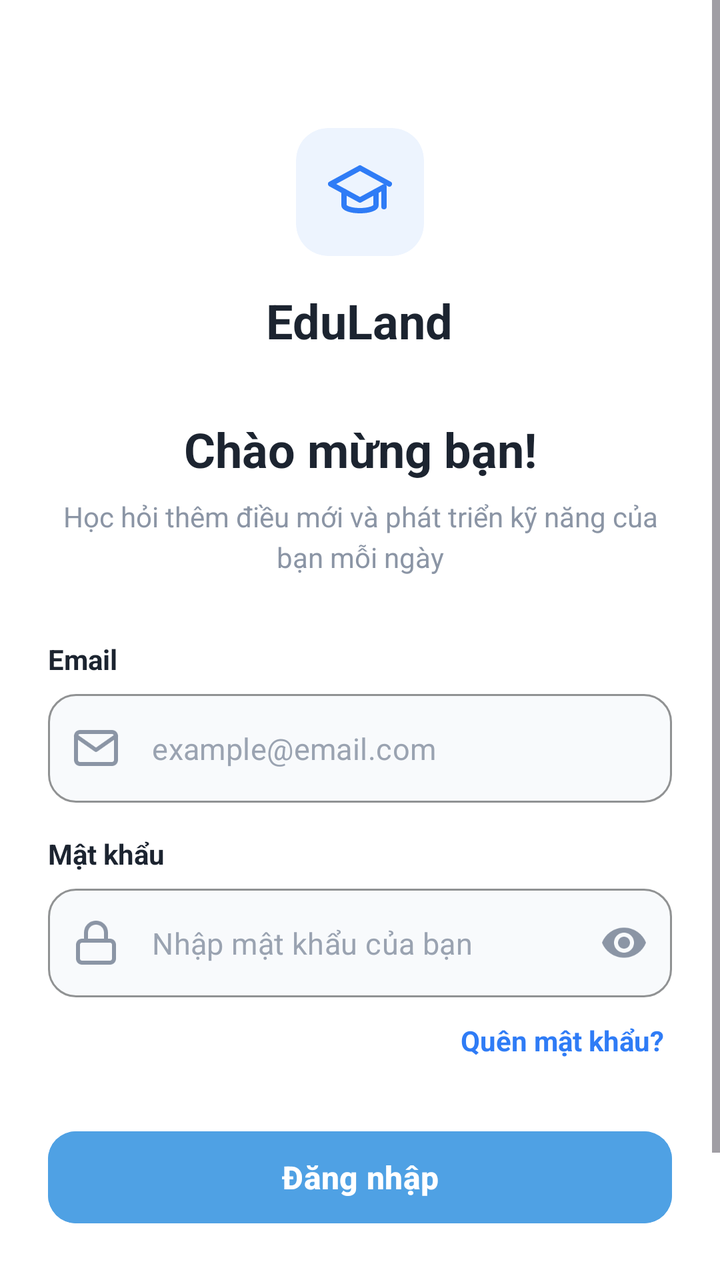
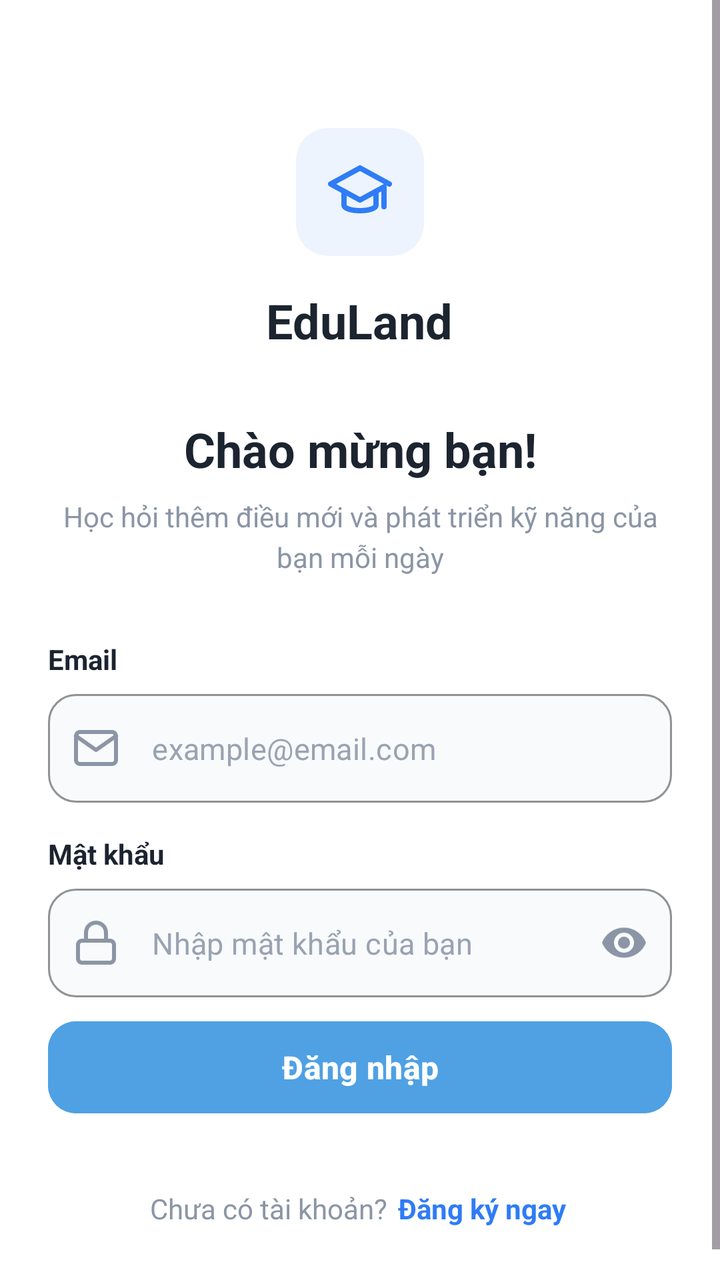

Compare the two renders of this Android layout. The source of the first and the diff that turns it into the second are given below.
<!-- AndroidManifest.xml: application theme Theme.MyQuizz -->
<!-- res/layout/activity_main.xml -->
<?xml version="1.0" encoding="utf-8"?>
<ScrollView xmlns:android="http://schemas.android.com/apk/res/android"
    xmlns:app="http://schemas.android.com/apk/res-auto"
    android:id="@+id/main"
    android:layout_width="match_parent"
    android:layout_height="match_parent"
    android:background="#FFFFFF"
    android:fillViewport="true">

    <LinearLayout
        android:layout_width="match_parent"
        android:layout_height="wrap_content"
        android:gravity="center_horizontal"
        android:orientation="vertical"
        android:padding="24dp">

        
        <androidx.cardview.widget.CardView
            android:layout_width="64dp"
            android:layout_height="64dp"
            android:layout_marginTop="40dp"
            android:layout_marginBottom="16dp"
            app:cardBackgroundColor="#EDF4FE"
            app:cardCornerRadius="16dp"
            app:cardElevation="0dp">

            <ImageView
                android:layout_width="32dp"
                android:layout_height="32dp"
                android:layout_gravity="center"
                android:contentDescription="EduLand Logo"
                android:src="@drawable/ic_cap" />
        </androidx.cardview.widget.CardView>

        <TextView
            android:layout_width="wrap_content"
            android:layout_height="wrap_content"
            android:layout_marginBottom="32dp"
            android:text="EduLand"
            android:textColor="#1C2430"
            android:textSize="24sp"
            android:textStyle="bold" />

        
        <TextView
            android:layout_width="match_parent"
            android:layout_height="wrap_content"
            android:gravity="center"
            android:text="Chào mừng bạn!"
            android:textColor="#1C2430"
            android:textSize="24sp"
            android:textStyle="bold" />

        <TextView
            android:layout_width="match_parent"
            android:layout_height="wrap_content"
            android:layout_marginTop="8dp"
            android:layout_marginBottom="32dp"
            android:gravity="center"
            android:lineSpacingExtra="4dp"
            android:text="Học hỏi thêm điều mới và phát triển kỹ năng của bạn mỗi ngày"
            android:textColor="#8B95A5"
            android:textSize="14sp" />

        
        <LinearLayout
            android:layout_width="match_parent"
            android:layout_height="wrap_content"
            android:orientation="vertical">

            
            <TextView
                android:layout_width="wrap_content"
                android:layout_height="wrap_content"
                android:layout_marginBottom="8dp"
                android:text="Email"
                android:textColor="#1C2430"
                android:textSize="14sp"
                android:textStyle="bold" />

            <com.google.android.material.textfield.TextInputLayout
                android:id="@+id/emailLayout"
                style="@style/Widget.MaterialComponents.TextInputLayout.OutlinedBox"
                android:layout_width="match_parent"
                android:layout_height="wrap_content"
                android:layout_marginBottom="16dp"
                app:boxBackgroundColor="#F8FAFC"
                app:boxCornerRadiusBottomEnd="14dp"
                app:boxCornerRadiusBottomStart="14dp"
                app:boxCornerRadiusTopEnd="14dp"
                app:boxCornerRadiusTopStart="14dp"
                app:boxStrokeColor="#E2E8F0"
                app:boxStrokeWidth="1dp"
                app:hintEnabled="false"
                app:startIconDrawable="@drawable/ic_email"
                app:startIconTint="#8B95A5">

                <com.google.android.material.textfield.TextInputEditText
                    android:id="@+id/emailInput"
                    android:layout_width="match_parent"
                    android:layout_height="wrap_content"
                    android:hint="example@email.com"
                    android:inputType="textEmailAddress"
                    android:textColor="#1C2430"
                    android:textColorHint="#9AA3B1"
                    android:textSize="15sp" />
            </com.google.android.material.textfield.TextInputLayout>

            
            <TextView
                android:layout_width="wrap_content"
                android:layout_height="wrap_content"
                android:layout_marginBottom="8dp"
                android:text="Mật khẩu"
                android:textColor="#1C2430"
                android:textSize="14sp"
                android:textStyle="bold" />

            <com.google.android.material.textfield.TextInputLayout
                android:id="@+id/passwordLayout"
                style="@style/Widget.MaterialComponents.TextInputLayout.OutlinedBox"
                android:layout_width="match_parent"
                android:layout_height="wrap_content"
                android:layout_marginBottom="8dp"
                app:boxBackgroundColor="#F8FAFC"
                app:boxCornerRadiusBottomEnd="14dp"
                app:boxCornerRadiusBottomStart="14dp"
                app:boxCornerRadiusTopEnd="14dp"
                app:boxCornerRadiusTopStart="14dp"
                app:boxStrokeColor="#E2E8F0"
                app:boxStrokeWidth="1dp"
                app:endIconMode="password_toggle"
                app:endIconTint="#8B95A5"
                app:hintEnabled="false"
                app:startIconDrawable="@drawable/ic_lock"
                app:startIconTint="#8B95A5">

                <com.google.android.material.textfield.TextInputEditText
                    android:id="@+id/passwordInput"
                    android:layout_width="match_parent"
                    android:layout_height="wrap_content"
                    android:hint="Nhập mật khẩu của bạn"
                    android:inputType="textPassword"
                    android:textColor="#1C2430"
                    android:textColorHint="#9AA3B1"
                    android:textSize="15sp" />
            </com.google.android.material.textfield.TextInputLayout>

            
            <TextView
                android:id="@+id/forgotPasswordText"
                android:layout_width="wrap_content"
                android:layout_height="wrap_content"
                android:layout_gravity="end"
                android:layout_marginBottom="28dp"
                android:padding="4dp"
                android:text="Quên mật khẩu?"
                android:textColor="#2F7CF6"
                android:textSize="14sp"
                android:textStyle="bold" />

            
            <com.google.android.material.button.MaterialButton
                android:id="@+id/loginButton"
                android:layout_width="match_parent"
                android:layout_height="54dp"
                android:backgroundTint="#4FA1E4"
                android:text="Đăng nhập"
                android:textAllCaps="false"
                android:textColor="#FFFFFF"
                android:textSize="16sp"
                android:textStyle="bold"
                app:cornerRadius="14dp"
                app:elevation="0dp" />
        </LinearLayout>

        
        <LinearLayout
            android:layout_width="wrap_content"
            android:layout_height="wrap_content"
            android:layout_marginTop="32dp"
            android:layout_marginBottom="16dp"
            android:gravity="center"
            android:orientation="horizontal">

            <TextView
                android:layout_width="wrap_content"
                android:layout_height="wrap_content"
                android:text="Chưa có tài khoản? "
                android:textColor="#8B95A5"
                android:textSize="14sp" />

            <TextView
                android:id="@+id/signUpText"
                android:layout_width="wrap_content"
                android:layout_height="wrap_content"
                android:padding="2dp"
                android:text="Đăng ký ngay"
                android:textColor="#2F7CF6"
                android:textSize="14sp"
                android:textStyle="bold" />
        </LinearLayout>
    </LinearLayout>
</ScrollView>
<!-- resources referenced by this layout -->
<resources>
  <!-- drawable ic_cap (drawable) -->
  <vector xmlns:android="http://schemas.android.com/apk/res/android"
      android:width="24dp"
      android:height="24dp"
      android:viewportWidth="24"
      android:viewportHeight="24">
    <path
        android:fillColor="#00000000"
        android:strokeColor="#2F7CF6"
        android:strokeWidth="2"
        android:strokeLineCap="round"
        android:strokeLineJoin="round"
        android:pathData="M12,3L1,9L12,15L21,10.09V17.5M23,9L12,3Z"/>
    <path
        android:fillColor="#00000000"
        android:strokeColor="#2F7CF6"
        android:strokeWidth="2"
        android:strokeLineCap="round"
        android:strokeLineJoin="round"
        android:pathData="M6,11.8V17C6,18.1 8.7,19 12,19C15.3,19 18,18.1 18,17V11.8"/>
  </vector>
  <!-- drawable ic_email (drawable) -->
  <vector xmlns:android="http://schemas.android.com/apk/res/android"
      android:width="24dp"
      android:height="24dp"
      android:viewportWidth="24"
      android:viewportHeight="24">
    <path
        android:fillColor="#00000000"
        android:strokeColor="#8B95A5"
        android:strokeWidth="2"
        android:strokeLineCap="round"
        android:strokeLineJoin="round"
        android:pathData="M4,4H20C21.1,4 22,4.9 22,6V18C22,19.1 21.1,20 20,20H4C2.9,20 2,19.1 2,18V6C2,4.9 2.9,4 4,4Z"/>
    <path
        android:fillColor="#00000000"
        android:strokeColor="#8B95A5"
        android:strokeWidth="2"
        android:strokeLineCap="round"
        android:strokeLineJoin="round"
        android:pathData="M22,6L12,13L2,6"/>
  </vector>
  <!-- drawable ic_lock (drawable) -->
  <vector xmlns:android="http://schemas.android.com/apk/res/android"
      android:width="24dp"
      android:height="24dp"
      android:viewportWidth="24"
      android:viewportHeight="24">
    <path
        android:fillColor="#00000000"
        android:strokeColor="#8B95A5"
        android:strokeWidth="2"
        android:strokeLineCap="round"
        android:strokeLineJoin="round"
        android:pathData="M5,11H19C20.1,11 21,11.9 21,13V20C21,21.1 20.1,22 19,22H5C3.9,22 3,21.1 3,20V13C3,11.9 3.9,11 5,11Z"/>
    <path
        android:fillColor="#00000000"
        android:strokeColor="#8B95A5"
        android:strokeWidth="2"
        android:strokeLineCap="round"
        android:strokeLineJoin="round"
        android:pathData="M7,11V7C7,4.2 9.2,2 12,2C14.8,2 17,4.2 17,7V11"/>
  </vector>
  <style name="Theme.MyQuizz" parent="Base.Theme.MyQuizz" />
  <style name="Base.Theme.MyQuizz" parent="Theme.Material3.DayNight.NoActionBar">
          
          
      </style>
</resources>

<!-- the commit's change to res/layout/activity_main.xml (unified diff, before → after) -->
@@ -146,18 +146,6 @@
                     android:textSize="15sp" />
             </com.google.android.material.textfield.TextInputLayout>
 
-            
-            <TextView
-                android:id="@+id/forgotPasswordText"
-                android:layout_width="wrap_content"
-                android:layout_height="wrap_content"
-                android:layout_gravity="end"
-                android:layout_marginBottom="28dp"
-                android:padding="4dp"
-                android:text="Quên mật khẩu?"
-                android:textColor="#2F7CF6"
-                android:textSize="14sp"
-                android:textStyle="bold" />
 
             
             <com.google.android.material.button.MaterialButton
